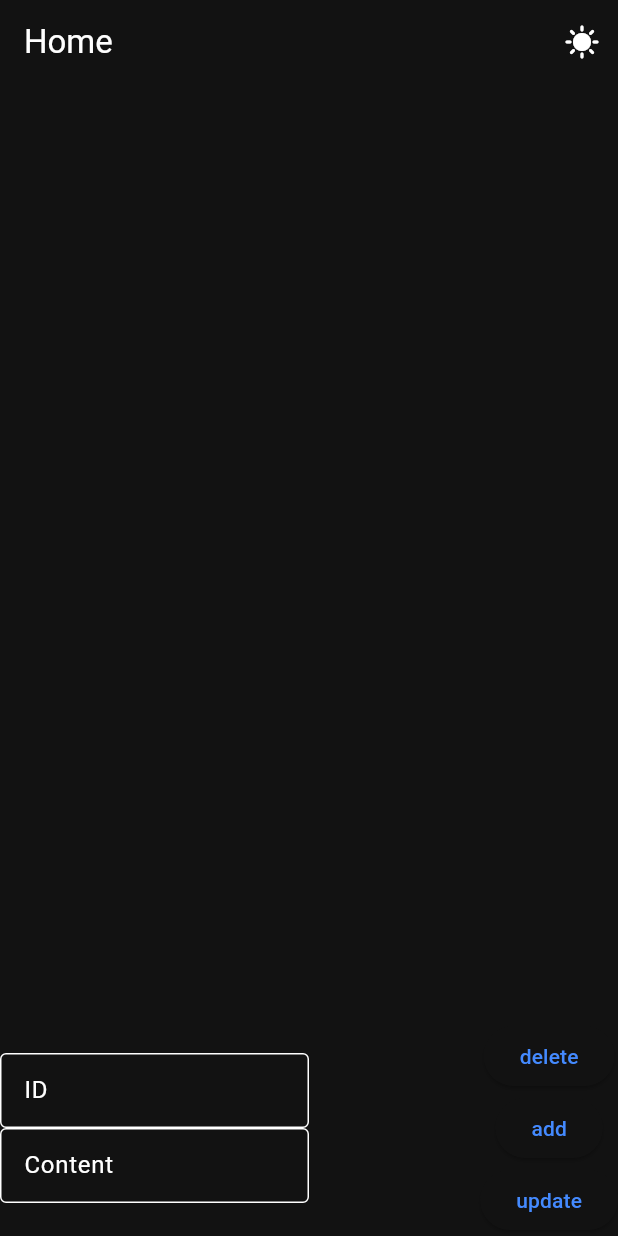
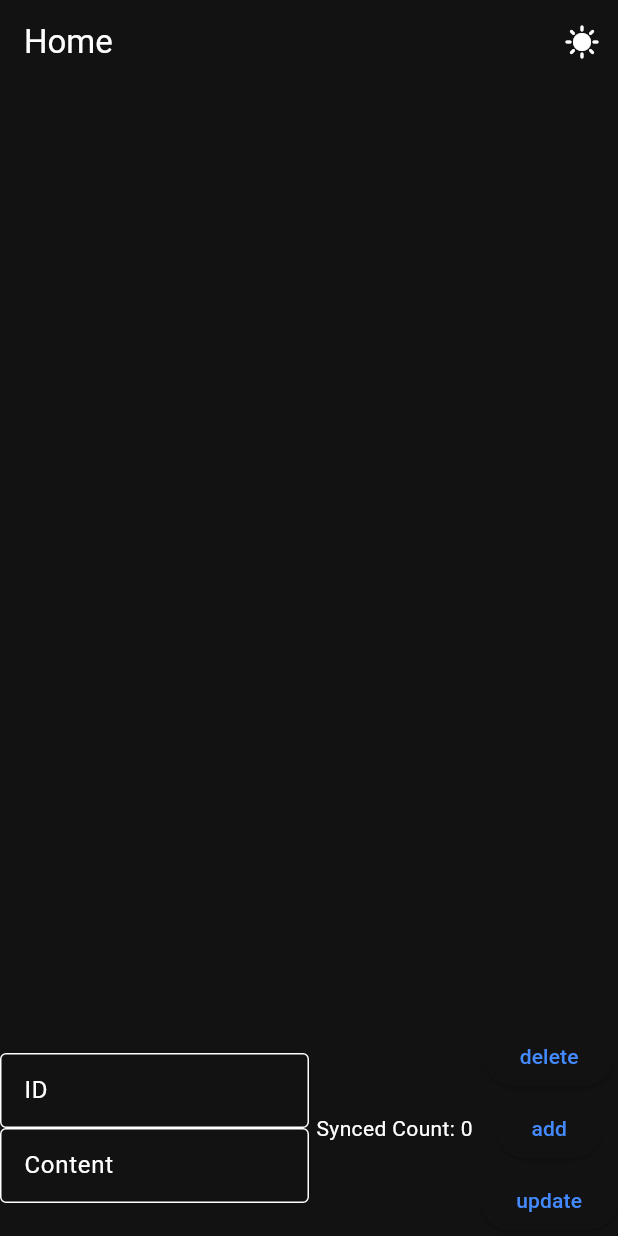
Before and after one commit to yemo0/flutter_package, a Flutter app: the screen it shows after launch, after a tap on an icon or button, on a phone screen of 412 x 824 dp. Run offline on Flutter 3.47's test engine with Material 3 defaults, Android fonts, the phone set to English and light mode, and no system bars; our stand-ins replace dio, flutter_riverpod, font_awesome_flutter, freezed_annotation, go_router, riverpod_annotation and 1 more; accounts and stored records are empty; generated files the repository leaves out were written again; network calls fail.

Commit message:
tmp update

```diff
--- a/sqlite_crud/example/lib/data/sqlite/config.dart
+++ b/sqlite_crud/example/lib/data/sqlite/config.dart
@@ -8,9 +8,8 @@ class DBConfig {
   static const createTableSqlData = '''CREATE TABLE IF NOT EXISTS $data (
 uuid TEXT PRIMARY KEY,
 content TEXT,
-updated_at TEXT,
-created_at TEXT,
-server_updated_at TEXT,
+u_at TEXT,
+c_at TEXT,
 is_deleted INTEGER DEFAULT 0,
 is_synced INTEGER DEFAULT 0
 );
--- a/sqlite_crud/example/lib/data/sqlite/helper.dart
+++ b/sqlite_crud/example/lib/data/sqlite/helper.dart
@@ -10,10 +10,15 @@ class DBHelper {
 
   Future<List<DataModel>> getDataNotDeleted() async {
     return SqliteCRUD.query(DBConfig.data, const DataModel(),
-        where: "is_deleted = ?", whereArgs: [0], orderBy: "server_updated_at DESC");
+        where: "is_deleted = ?", whereArgs: [0], orderBy: "u_at DESC");
   }
 
   Future<int> updateData(DataModel data) async {
     return SqliteCRUD.updateByUUID(DBConfig.data, data, data.uuid!);
   }
+
+  Future<int> getSyncedCount() async {
+    return SqliteCRUD.query(DBConfig.data, const DataModel(), where: "is_synced = ?", whereArgs: [1])
+        .then((value) => value.length);
+  }
 }
--- a/sqlite_crud/example/lib/home/home_bottom.dart
+++ b/sqlite_crud/example/lib/home/home_bottom.dart
@@ -1,3 +1,5 @@
+import 'dart:async';
+
 import 'package:example/data/sqlite/config.dart';
 import 'package:example/models/data_model.dart';
 import 'package:example/utils/config.dart';
@@ -43,6 +45,7 @@ class HomeBottomState extends ConsumerState<HomeBottom> {
   @override
   Widget build(BuildContext context) {
     final homeListNotif = ref.read(homeListViewModelProvider.notifier);
+    final homeListState = ref.watch(homeListViewModelProvider);
 
     return SizedBox(
       // height: 200,
@@ -79,6 +82,11 @@ class HomeBottomState extends ConsumerState<HomeBottom> {
           ),
           Column(
             children: [
+              Text("Synced Count: ${homeListState.length}"),
+            ],
+          ),
+          Column(
+            children: [
               ElevatedButton(
                   onPressed: () {
                     homeListNotif.deleteData(idController.text, contentController.text);
--- a/sqlite_crud/example/lib/models/data_model.dart
+++ b/sqlite_crud/example/lib/models/data_model.dart
@@ -12,9 +12,8 @@ class DataModel with _$DataModel implements SqliteSyncModel<DataModel> {
   const factory DataModel({
     String? content,
     String? uuid,
-    @JsonKey(name: 'updated_at') DateTime? updatedAt,
-    @JsonKey(name: 'created_at') DateTime? createdAt,
-    @JsonKey(name: 'server_updated_at') DateTime? serverUpdatedAt,
+    @JsonKey(name: 'u_at') DateTime? updatedAt,
+    @JsonKey(name: 'c_at') DateTime? createdAt,
     @JsonKey(name: 'is_deleted') bool? isDeleted,
     @JsonKey(name: 'is_synced') bool? isSynced,
   }) = _DataModel;
--- a/sqlite_crud/example/lib/utils/http.dart
+++ b/sqlite_crud/example/lib/utils/http.dart
@@ -15,10 +15,12 @@ class Http {
   }
 
   Future<dynamic> post(String url, Object? data) async {
-    Response res = await _dio!.post(url, data: data);
-    print(res);
-    print(data);
-    return Future.value(res.data);
+    try {
+      Response res = await _dio!.post(url, data: data);
+      return Future.value(res.data);
+    } catch (e) {
+      print(e);
+    }
   }
 
   Dio createDio() {
--- a/sqlite_crud/example/lib/viewmodel/home/home_list_viewmodel.dart
+++ b/sqlite_crud/example/lib/viewmodel/home/home_list_viewmodel.dart
@@ -49,4 +49,9 @@ class HomeListViewModel extends _$HomeListViewModel {
       getData();
     }
   }
+
+  Future<int> syncedCount() async {
+    DBHelper helper = DBHelper();
+    return await helper.getSyncedCount();
+  }
 }
--- a/sqlite_crud/lib/src/sync.dart
+++ b/sqlite_crud/lib/src/sync.dart
@@ -8,7 +8,6 @@ abstract class SqliteSyncModel<T> implements SqliteCRUDModel {
   String? get uuid;
   DateTime? get updatedAt;
   DateTime? get createdAt;
-  DateTime? get serverUpdatedAt;
   bool? get isDeleted;
   bool? get isSynced;
 
@@ -25,9 +24,10 @@ class SqliteSyncData<T extends SqliteSyncModel> {
     Object? postData;
 
     // 判断是否第一次同步
-    lastSyncTime == null ? postData = {} : postData = {'server_updated_at': lastSyncTime};
+    lastSyncTime == null ? postData = {} : postData = {'u_at': lastSyncTime};
     final res = await post(syncLastTimeUrl, postData);
 
+    if (res == null) return false;
     final data = res['data'] as List;
     List<T> items = List.generate(data.length, (index) => t.fromJson(data[index]) as T);
 
@@ -75,11 +75,12 @@ class SqliteSyncData<T extends SqliteSyncModel> {
   // client to server
   Future syncUpdate(String syncUpdateUrl, String tableName, Function(String url, Object? data) post) async {
     final db = await SqliteDBConn().getDB();
-    List<T> queryData = await SqliteCRUD.query(tableName, t,
-        where: "is_synced = ?", whereArgs: [0], orderBy: "updated_at ASC", limit: 20);
+    List<T> queryData =
+        await SqliteCRUD.query(tableName, t, where: "is_synced = ?", whereArgs: [0], orderBy: "u_at ASC", limit: 20);
     final res = await post(syncUpdateUrl, jsonEncode(queryData));
 
     // 使用server返回的数据 更新本地
+    if (res == null) return false;
     final data = res['data'] as List;
     if (data.isEmpty) return;
 
@@ -93,7 +94,7 @@ class SqliteSyncData<T extends SqliteSyncModel> {
   }
 
   void saveLastSyncTime(List<T> data) {
-    final lastServerUpdatedAt = data.last.serverUpdatedAt?.toUtc().toIso8601String() ?? "";
+    final lastServerUpdatedAt = data.last.updatedAt?.toUtc().toIso8601String() ?? "";
     KVStore.setKV("last_sync_time", lastServerUpdatedAt);
   }
 }
```
Also changed, not shown: sqlite_crud/example/lib/models/data_model.freezed.dart, sqlite_crud/example/lib/models/data_model.g.dart, 1 other file.
